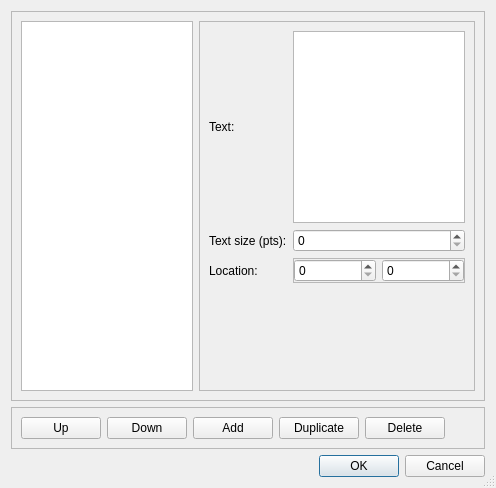
Above: src/DialogEditAnnotations.ui from gdevic/Z80Explorer before the change. Below: the same form after it.
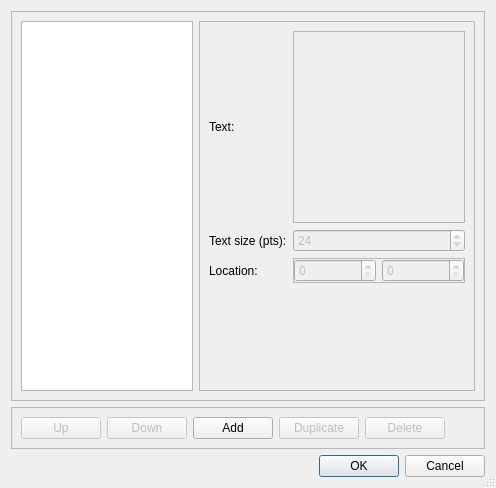
That is the form after the change.

Commit message: Implemented dialog edit annotations

Patch:
```diff
--- a/src/DialogEditAnnotations.ui
+++ b/src/DialogEditAnnotations.ui
@@ -27,7 +27,11 @@
      </property>
      <layout class="QHBoxLayout" name="horizontalLayout_3">
       <item>
-       <widget class="QListWidget" name="listAll"/>
+       <widget class="QListWidget" name="listAll">
+        <property name="selectionMode">
+         <enum>QAbstractItemView::ExtendedSelection</enum>
+        </property>
+       </widget>
       </item>
       <item>
        <widget class="QFrame" name="frame_edit">
@@ -53,10 +57,27 @@
           </widget>
          </item>
          <item row="2" column="1">
-          <widget class="QSpinBox" name="spinSize"/>
+          <widget class="QSpinBox" name="spinSize">
+           <property name="enabled">
+            <bool>false</bool>
+           </property>
+           <property name="minimum">
+            <number>10</number>
+           </property>
+           <property name="maximum">
+            <number>500</number>
+           </property>
+           <property name="value">
+            <number>24</number>
+           </property>
+          </widget>
          </item>
          <item row="1" column="1">
-          <widget class="QPlainTextEdit" name="textEdit"/>
+          <widget class="QPlainTextEdit" name="textEdit">
+           <property name="enabled">
+            <bool>false</bool>
+           </property>
+          </widget>
          </item>
          <item row="3" column="0">
           <widget class="QLabel" name="label_location">
@@ -87,10 +108,24 @@
              <number>0</number>
             </property>
             <item>
-             <widget class="QSpinBox" name="spinX"/>
+             <widget class="QSpinBox" name="spinX">
+              <property name="enabled">
+               <bool>false</bool>
+              </property>
+              <property name="maximum">
+               <number>5000</number>
+              </property>
+             </widget>
             </item>
             <item>
-             <widget class="QSpinBox" name="spinY"/>
+             <widget class="QSpinBox" name="spinY">
+              <property name="enabled">
+               <bool>false</bool>
+              </property>
+              <property name="maximum">
+               <number>5000</number>
+              </property>
+             </widget>
             </item>
            </layout>
           </widget>
@@ -125,6 +160,9 @@
      <layout class="QHBoxLayout" name="horizontalLayout">
       <item>
        <widget class="QPushButton" name="btUp">
+        <property name="enabled">
+         <bool>false</bool>
+        </property>
         <property name="text">
          <string>Up</string>
         </property>
@@ -132,6 +170,9 @@
       </item>
       <item>
        <widget class="QPushButton" name="btDown">
+        <property name="enabled">
+         <bool>false</bool>
+        </property>
         <property name="text">
          <string>Down</string>
         </property>
@@ -146,6 +187,9 @@
       </item>
       <item>
        <widget class="QPushButton" name="btDuplicate">
+        <property name="enabled">
+         <bool>false</bool>
+        </property>
         <property name="text">
          <string>Duplicate</string>
         </property>
@@ -153,6 +197,9 @@
       </item>
       <item>
        <widget class="QPushButton" name="btDelete">
+        <property name="enabled">
+         <bool>false</bool>
+        </property>
         <property name="text">
          <string>Delete</string>
         </property>
```
The commit also changes 4 other files.
